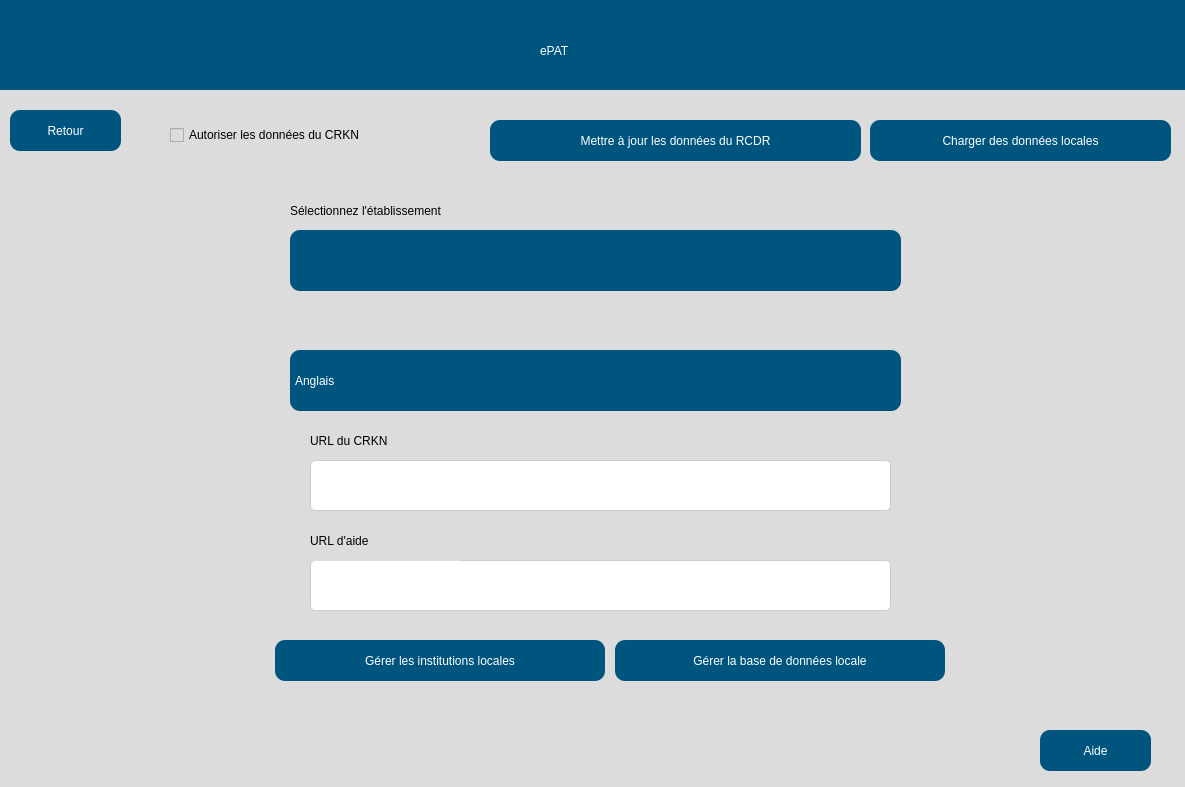
Before: the Qt Designer form src/user_interface/french_settingsPage.ui in eppenney/eBook-Perpetual-Access-Rights-Tracker, drawn with Qt 5.
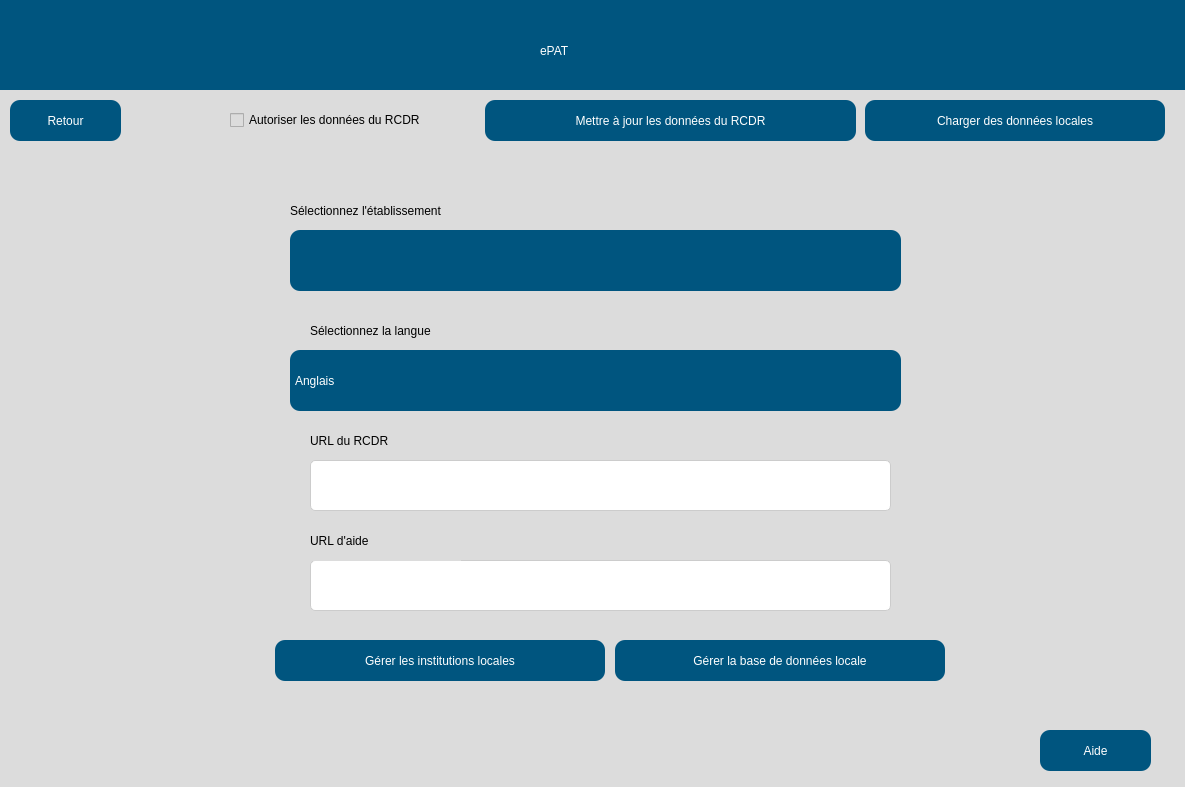
After: the same form once the commit is applied. Icons and pictures are not drawn.

Commit message: - Moving stuff around on settings page

```diff
--- a/src/user_interface/french_settingsPage.ui
+++ b/src/user_interface/french_settingsPage.ui
@@ -60,7 +60,7 @@
     <property name="geometry">
      <rect>
       <x>20</x>
-      <y>110</y>
+      <y>100</y>
       <width>111</width>
       <height>41</height>
      </rect>
@@ -90,9 +90,9 @@
    <widget class="QPushButton" name="uploadButton">
     <property name="geometry">
      <rect>
-      <x>880</x>
-      <y>120</y>
-      <width>301</width>
+      <x>875</x>
+      <y>100</y>
+      <width>300</width>
       <height>41</height>
      </rect>
     </property>
@@ -121,8 +121,8 @@
    <widget class="QPushButton" name="updateCRKN">
     <property name="geometry">
      <rect>
-      <x>500</x>
-      <y>120</y>
+      <x>495</x>
+      <y>100</y>
       <width>371</width>
       <height>41</height>
      </rect>
@@ -227,7 +227,7 @@
     <property name="geometry">
      <rect>
       <x>320</x>
-      <y>410</y>
+      <y>310</y>
       <width>251</width>
       <height>41</height>
      </rect>
@@ -237,7 +237,7 @@
 color: black;</string>
     </property>
     <property name="text">
-     <string>Lnlien d'aide</string>
+     <string>Sélectionnez la langue</string>
     </property>
    </widget>
    <widget class="QComboBox" name="languageSetting">
@@ -318,7 +318,7 @@
 color: black;</string>
     </property>
     <property name="text">
-     <string>URL du CRKN</string>
+     <string>URL du RCDR</string>
     </property>
    </widget>
    <widget class="QLineEdit" name="helpURL">
@@ -511,9 +511,9 @@
    <widget class="QCheckBox" name="allowCRKNData">
     <property name="geometry">
      <rect>
-      <x>180</x>
-      <y>120</y>
-      <width>301</width>
+      <x>240</x>
+      <y>105</y>
+      <width>220</width>
       <height>30</height>
      </rect>
     </property>
@@ -524,7 +524,7 @@
      </string>
     </property>
     <property name="text">
-     <string>Autoriser les données du CRKN</string>
+     <string>Autoriser les données du RCDR</string>
     </property>
    </widget>
   </widget>
```
The commit also changes 1 other file.
